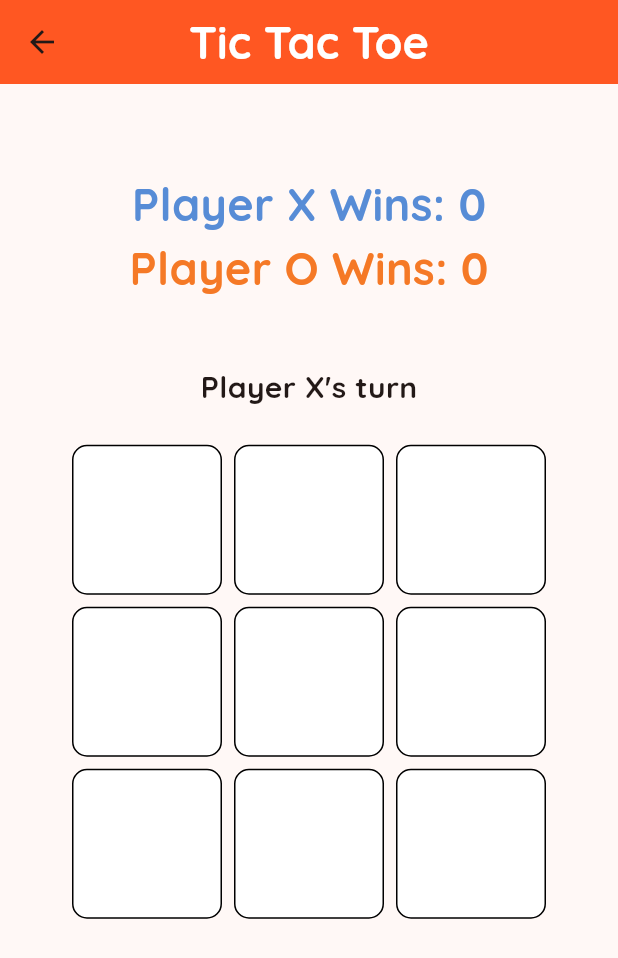
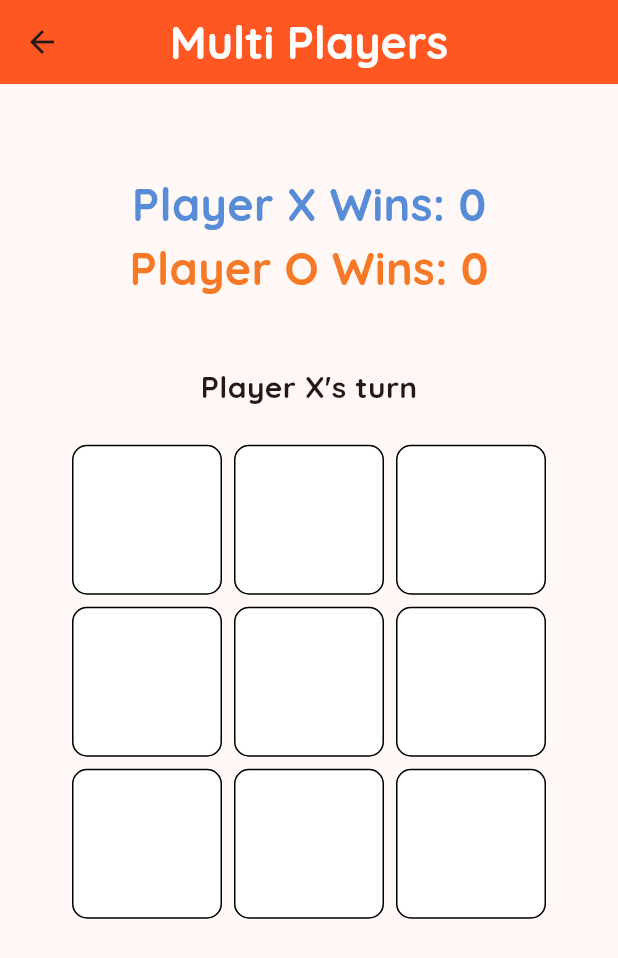
Before and after one commit to creativeprashant007/tic-tac-toe, a Flutter app: the TicTacToe screen opened by its route, on a phone screen of 412 x 824 dp. Shown: the top 958 px of the screen. Run offline on Flutter 3.47's test engine with Material 3 defaults, Android fonts, the phone set to English and light mode, and no system bars; our stand-ins replace fluttertoast, shared_preferences; accounts and stored records are empty.

Commit message:
fix:changes on multiplayer screen

```diff
--- a/lib/screens/tic_tac_toe_screen.dart
+++ b/lib/screens/tic_tac_toe_screen.dart
@@ -38,7 +38,7 @@ class _TicTacToeState extends State<TicTacToe> {
     return Scaffold(
       appBar: AppBar(
         title: const Text(
-          'Tic Tac Toe',
+          'Multi Players',
           style: TextStyle(
               fontFamily: 'Quicksand',
               fontSize: 30,
```
